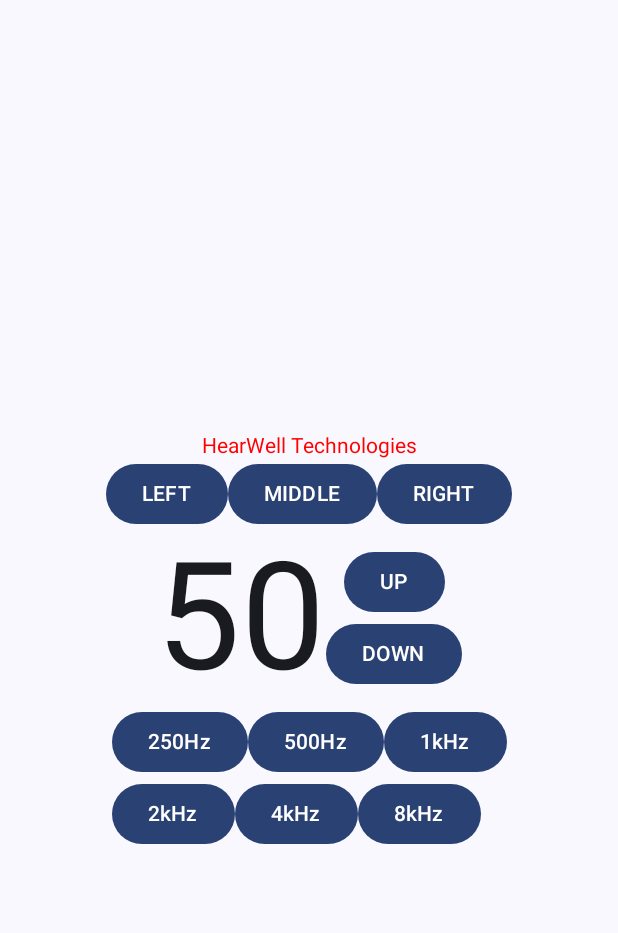
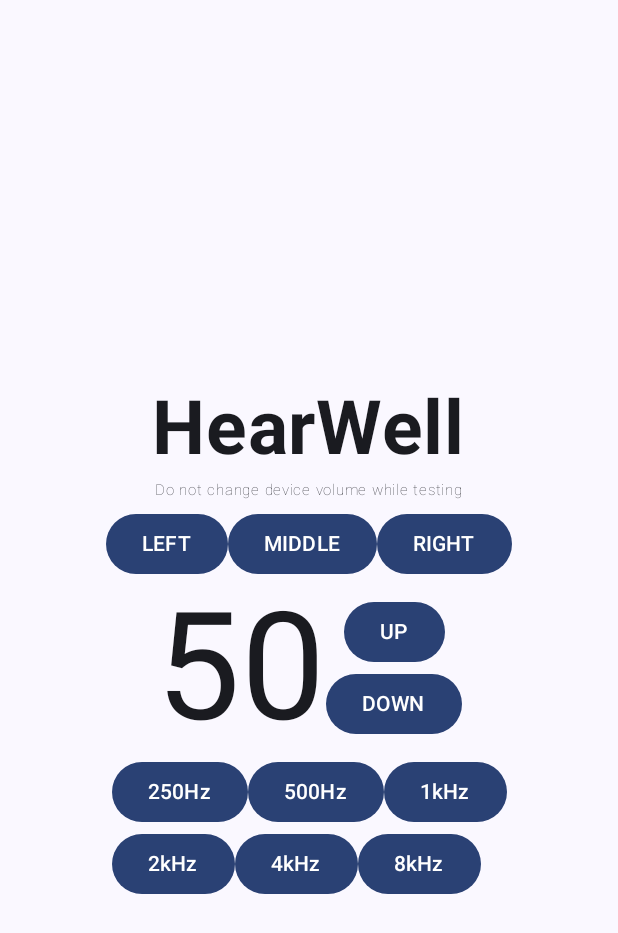
Before and after one commit to JackitudilinksG/HearWell-Kotlin, an Android app built with Jetpack Compose: the screen it shows after launch (MainActivity), on a phone screen of 412 x 824 dp. Shown: the top 933 px of the screen. Run offline under Robolectric (Android 15) with nearby library versions, the light colour scheme and no system bars.

Commit message:
for refacotring

```diff
--- a/NewTesting1/app/src/main/java/com/example/newtesting1/MainActivity.kt
+++ b/NewTesting1/app/src/main/java/com/example/newtesting1/MainActivity.kt
@@ -24,6 +24,7 @@ import androidx.compose.ui.Alignment
 import androidx.compose.ui.Modifier
 import androidx.compose.ui.graphics.Color
 import androidx.compose.ui.text.TextStyle
+import androidx.compose.ui.text.font.FontWeight
 import androidx.compose.ui.tooling.preview.Preview
 import androidx.compose.ui.unit.dp
 import androidx.compose.ui.unit.sp
@@ -42,8 +43,7 @@ class MainActivity : ComponentActivity() {
         setContent {
             NewTesting1Theme {
                 Scaffold(modifier = Modifier.fillMaxSize()) { innerPadding ->
-                    Greeting(
-                        name = "HearWell Technologies",
+                    UserTesting(
                         modifier = Modifier.padding(innerPadding)
                     )
                 }
@@ -53,7 +53,7 @@ class MainActivity : ComponentActivity() {
 }
 
 @Composable
-fun Greeting(name: String, modifier: Modifier = Modifier) {
+fun UserTesting(modifier: Modifier = Modifier) {
     var side : String = "MIDDLE"
     var vol : Int = 0
     val displayVol = remember { mutableStateOf(50) }
@@ -63,12 +63,17 @@ fun Greeting(name: String, modifier: Modifier = Modifier) {
         horizontalAlignment = Alignment.CenterHorizontally
     ) {
         Text(
-            text = name,
+            text = "HearWell",
             modifier = modifier.padding(top = 32.dp),
-            style = TextStyle(
-                color = Color.Red
-            )
+            fontSize = 50.sp,
+            fontWeight = FontWeight(700)
         )
+        Text(
+            text = "Do not change device volume while testing",
+            fontSize = 10.sp,
+            fontWeight = FontWeight(200)
+        )
+
         Row {
             Button(onClick = { side = "LEFT" }) { Text("LEFT")}
             Button(onClick = {side = "MIDDLE"}) { Text("MIDDLE")}
@@ -99,14 +104,14 @@ fun Greeting(name: String, modifier: Modifier = Modifier) {
                 }
                 Button(onClick = { // Button 2
                     CoroutineScope(Dispatchers.IO).launch {
-                        playTone(500.0, 3000)
+                        playTone(500.0, 3000, volume = 1.0F, volumeBoost = vol.toFloat(), stereoSide = side)
                     }
                 }) {
                     Text("500Hz")
                 }
                 Button(onClick = { // Button 3
                     CoroutineScope(Dispatchers.IO).launch {
-                        playTone(1000.0, 3000)
+                        playTone(1000.0, 3000, volume = 1.0F, volumeBoost = vol.toFloat(), stereoSide = side)
                     }
                 }) {
                     Text("1kHz")
@@ -115,21 +120,21 @@ fun Greeting(name: String, modifier: Modifier = Modifier) {
             Row {
                 Button(onClick = { // Button 4
                     CoroutineScope(Dispatchers.IO).launch {
-                        playTone(2000.0, 3000)
+                        playTone(2000.0, 3000, volume = 1.0F, volumeBoost = vol.toFloat(), stereoSide = side)
                     }
                 }) {
                     Text("2kHz")
                 }
                 Button(onClick = { // Button 5
                     CoroutineScope(Dispatchers.IO).launch {
-                        playTone(4000.0, 3000)
+                        playTone(4000.0, 3000, volume = 1.0F, volumeBoost = vol.toFloat(), stereoSide = side)
                     }
                 }) {
                     Text("4kHz")
                 }
                 Button(onClick = { // Button 6
                     CoroutineScope(Dispatchers.IO).launch {
-                        playTone(8000.0, 3000)
+                        playTone(8000.0, 3000, volume = 1.0F, volumeBoost = vol.toFloat(), stereoSide = side)
                     }
                 }) {
                     Text("8kHz")
@@ -204,6 +209,6 @@ fun playTone(frequency: Double, durationMs: Int, sampleRate: Int = 44100, volume
 @Composable
 fun GreetingPreview() {
     NewTesting1Theme {
-        Greeting("Android")
+        UserTesting()
     }
 }
```
